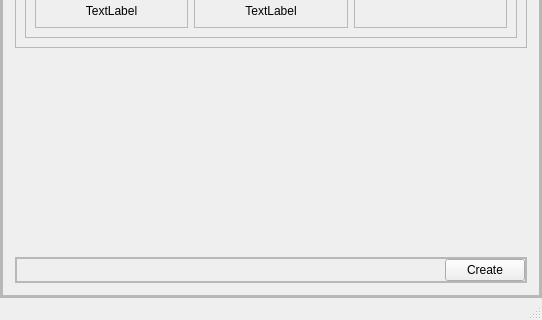
Old version of the form resources/ui/NewProject.ui in the repository TheHawz/Quick-Scan; both pictures show x 0 to 542 and y 376 to 696 of the 542 by 696 pixel window.
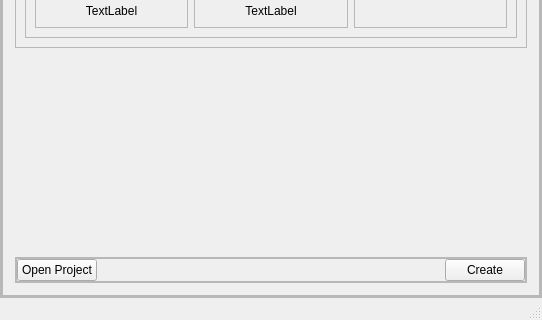
New version of the form. Icons and pictures are not drawn.

Commit message: Open project

What changed in the file:
```diff
--- a/resources/ui/NewProject.ui
+++ b/resources/ui/NewProject.ui
@@ -942,6 +942,13 @@
                                       <property name="bottomMargin">
                                         <number>0</number>
                                       </property>
+                   <item>
+                    <widget class="QPushButton" name="open_project_button">
+                     <property name="text">
+                      <string>Open Project</string>
+                     </property>
+                    </widget>
+                   </item>
                                       <item>
                                         <spacer name="horizontalSpacer_2">
                                           <property name="orientation">
```
Left out of the diff: 4 changed lines with no effect on the pictures. Lines whose indentation alone changed are shown as unchanged. The commit also changes 7 other files.
